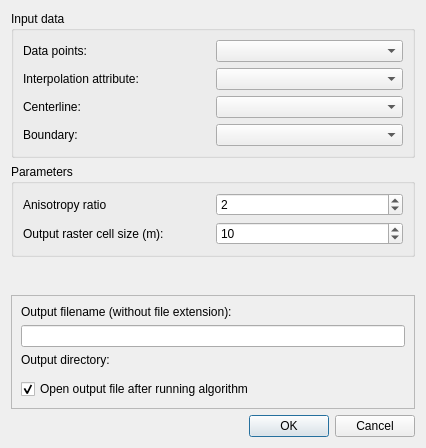
Qt form BathyFlowDEM_dialog_base.ui (melindafemminis/BathyFlowDEM) before a commit.
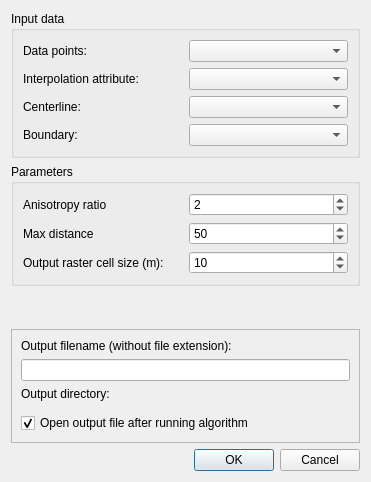
The same form after that commit. Custom widgets are drawn as their Qt base class.

Commit message: New button for max dist + cleaning

The edit to the form file:
```diff
--- a/BathyFlowDEM_dialog_base.ui
+++ b/BathyFlowDEM_dialog_base.ui
@@ -6,8 +6,8 @@
    <rect>
     <x>0</x>
     <y>0</y>
-    <width>426</width>
-    <height>448</height>
+    <width>371</width>
+    <height>482</height>
    </rect>
   </property>
   <property name="windowTitle">
@@ -15,8 +15,6 @@
   </property>
   <layout class="QGridLayout" name="gridLayout_4">
    <item row="0" column="0">
-    <layout class="QVBoxLayout" name="verticalLayout_2">
-     <item>
       <widget class="QGroupBox" name="groupBox_2">
        <property name="title">
         <string>Input data</string>
@@ -93,7 +91,7 @@
        </layout>
       </widget>
      </item>
-     <item>
+   <item row="1" column="0">
       <widget class="QGroupBox" name="groupBox">
        <property name="title">
         <string>Parameters</string>
@@ -110,6 +108,9 @@
           </item>
           <item>
            <widget class="QgsSpinBox" name="sbAnisotropyValue">
+          <property name="frame">
+           <bool>true</bool>
+          </property>
             <property name="singleStep">
              <number>1</number>
             </property>
@@ -121,6 +122,27 @@
          </layout>
         </item>
         <item row="1" column="0">
+       <layout class="QHBoxLayout" name="horizontalLayout_9">
+        <item>
+         <widget class="QLabel" name="label_12">
+          <property name="text">
+           <string>Max distance</string>
+          </property>
+         </widget>
+        </item>
+        <item>
+         <widget class="QgsSpinBox" name="sbMaxDist">
+          <property name="singleStep">
+           <number>1</number>
+          </property>
+          <property name="value">
+           <number>50</number>
+          </property>
+         </widget>
+        </item>
+       </layout>
+      </item>
+      <item row="2" column="0">
          <layout class="QHBoxLayout" name="horizontalLayout_8">
           <item>
            <widget class="QLabel" name="label_6">
@@ -141,7 +163,7 @@
        </layout>
       </widget>
      </item>
-     <item>
+   <item row="2" column="0">
       <spacer name="verticalSpacer">
        <property name="orientation">
         <enum>Qt::Vertical</enum>
@@ -154,7 +176,7 @@
        </property>
       </spacer>
      </item>
-     <item>
+   <item row="3" column="0">
       <widget class="QFrame" name="frame_2">
        <property name="frameShape">
         <enum>QFrame::StyledPanel</enum>
@@ -222,7 +244,7 @@
        </layout>
       </widget>
      </item>
-     <item>
+   <item row="4" column="0">
       <layout class="QHBoxLayout" name="horizontalLayout">
        <item>
         <widget class="QDialogButtonBox" name="button_box">
@@ -233,8 +255,6 @@
           <set>QDialogButtonBox::Cancel|QDialogButtonBox::Ok</set>
          </property>
         </widget>
-       </item>
-      </layout>
      </item>
     </layout>
    </item>
```
Left out of the diff: 2 changed lines with no effect on the pictures. Lines whose indentation alone changed are shown as unchanged. The commit also changes 1 other file.
